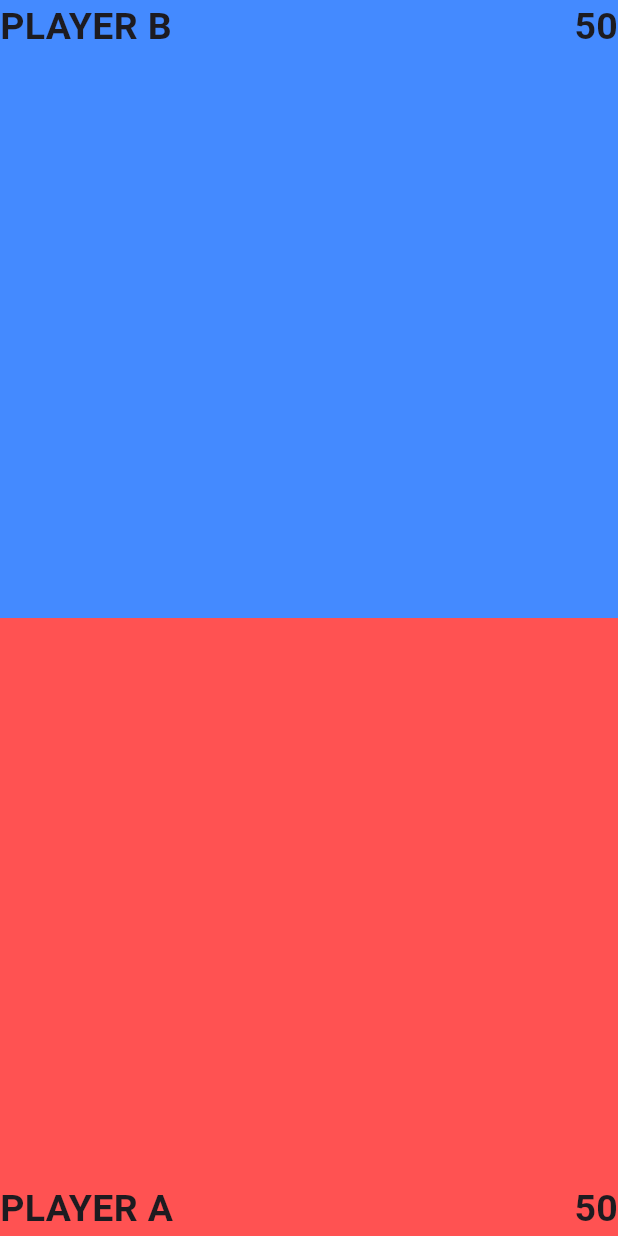
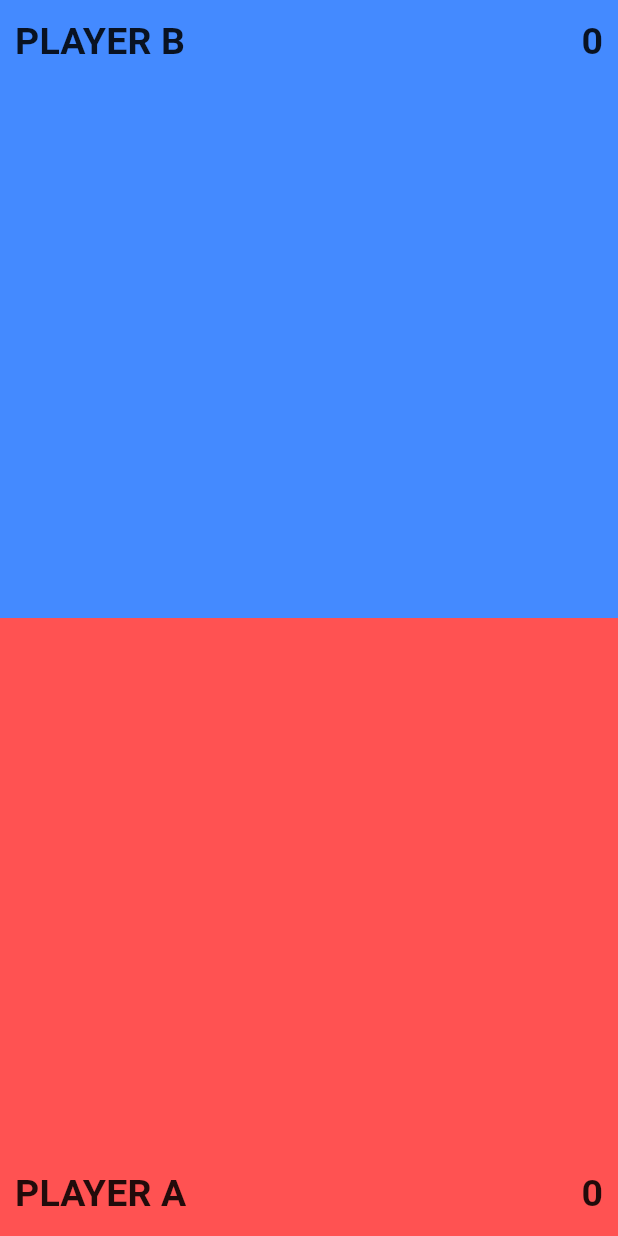
Before and after one commit to dare-devil-ex/tap_game, a Flutter app: the screen it shows after launch, after a tap on "START", on a phone screen of 412 x 824 dp. Run offline on Flutter 3.47's test engine with Material 3 defaults, Android fonts, the phone set to English and light mode, and no system bars.

Commit message:
modified:   lib/main.dart

```diff
--- a/lib/main.dart
+++ b/lib/main.dart
@@ -56,53 +56,103 @@ class HomePage extends StatelessWidget {
 }
 
 
-class GamePage extends StatelessWidget{
+class GamePage extends StatefulWidget{
   const GamePage({super.key});
 
   @override
+  State<GamePage> createState() => _GamePageState();
+}
+
+class _GamePageState extends State<GamePage> {
+
+  bool PageState = false;
+  double blueCard = 0;
+  double redCard = 0;
+  int bCount = 0;
+  int rCount = 0;
+
+  @override
   Widget build(BuildContext context) {
+
+    if (PageState == false) {
+      blueCard = MediaQuery.of(context).size.height / 2;
+      redCard = MediaQuery.of(context).size.height / 2;
+      PageState = true;
+    }
+
+    if (blueCard < 35) {
+      print("Red won");
+    } else if ( redCard < 35 ) {
+      print("Blue won");
+    }
+
     return MaterialApp(
       home: Scaffold(
         body: Column(
           children: [
 
-            Container(
+            MaterialButton(
+
+              padding: EdgeInsets.zero,
+              onPressed: () {
+                setState(() {
+                  bCount = bCount + 10;
+                  blueCard = blueCard + 10;
+                  redCard = redCard - 10;
+                });
+              },
+              child: Container(
                   width: double.infinity,
-                height: MediaQuery.of(context).size.height / 2,
+                  height: blueCard,
                   color: Colors.blueAccent,
+                  padding: EdgeInsets.all(10),
                   child: Row(
                     crossAxisAlignment: CrossAxisAlignment.start,
-                  mainAxisAlignment: MainAxisAlignment.spaceBetween,
                     children: [
-                    Text("PLAYER B", style: TextStyle(
+                      Expanded(
+                        child: Text("PLAYER B", style: TextStyle(
                           fontSize: 25,
                           fontWeight: FontWeight.bold
                         ),),
-                    Text("50", style: TextStyle(
+                      ),
+                      Text(bCount.toString(), style: TextStyle(
                         fontSize: 25,
                         fontWeight: FontWeight.bold
                       ),),
                     ],
                   ),
               ),
+            ),
 
-            Container(
+            MaterialButton(
+              padding: EdgeInsets.zero,
+              onPressed: () {
+                setState(() {
+                  rCount = rCount + 10;
+                  redCard = redCard + 10;
+                  blueCard = blueCard - 10;
+                });
+              },
+              child: Container(
                   width: double.infinity,
-                height: MediaQuery.of(context).size.height / 2,
+                  height: redCard,
                   color: Colors.redAccent,
+                  padding: EdgeInsets.all(10),
                   child: Row(
                     crossAxisAlignment: CrossAxisAlignment.end,
-                  mainAxisAlignment: MainAxisAlignment.spaceBetween,
                     children: [
-                    Text("PLAYER A", style: TextStyle(
+                      Expanded(
+                        child: Text("PLAYER A", style: TextStyle(
                           fontSize: 25,
                           fontWeight: FontWeight.bold
                         ),),
-                    Text("50", style: TextStyle(
+                      ),
+                      Text(rCount.toString(), style: TextStyle(
                         fontSize: 25,
                         fontWeight: FontWeight.bold
                       ),),
                     ],
+                  ),
               ),
             ),
 
```
Lines whose indentation alone changed are shown as unchanged.
